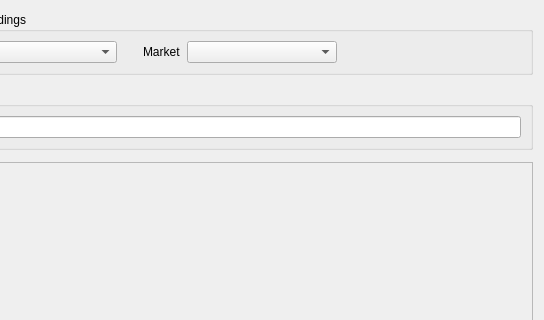
The window that Applications/Lollipop/Source/KeyBindings/TaskKeyBindingsDialog.ui (spiretrading/nexus) describes before a commit, drawn with Qt 5; both pictures show x 81 to 625 and y 0 to 320 of the 625 by 686 pixel window.
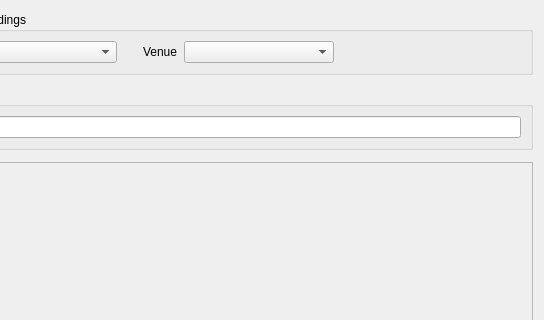
The same window after the commit. Icons and pictures are not drawn.

What changed in the file:
```diff
--- a/Applications/Lollipop/Source/KeyBindings/TaskKeyBindingsDialog.ui
+++ b/Applications/Lollipop/Source/KeyBindings/TaskKeyBindingsDialog.ui
@@ -104,7 +104,7 @@
              </sizepolicy>
             </property>
             <property name="text">
-             <string>Market</string>
+             <string>Venue</string>
             </property>
            </widget>
           </item>
```
Left out of the diff: 10 changed lines with no effect on the pictures.
